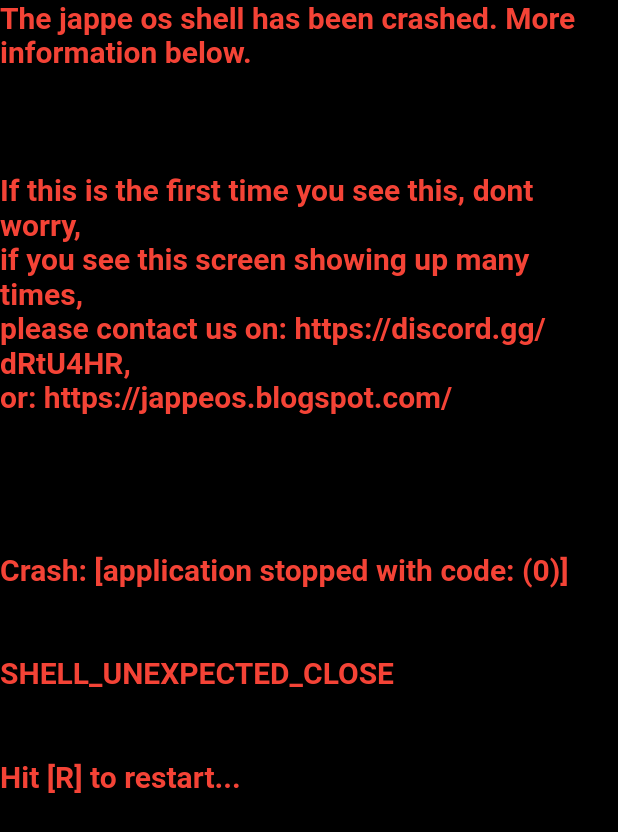
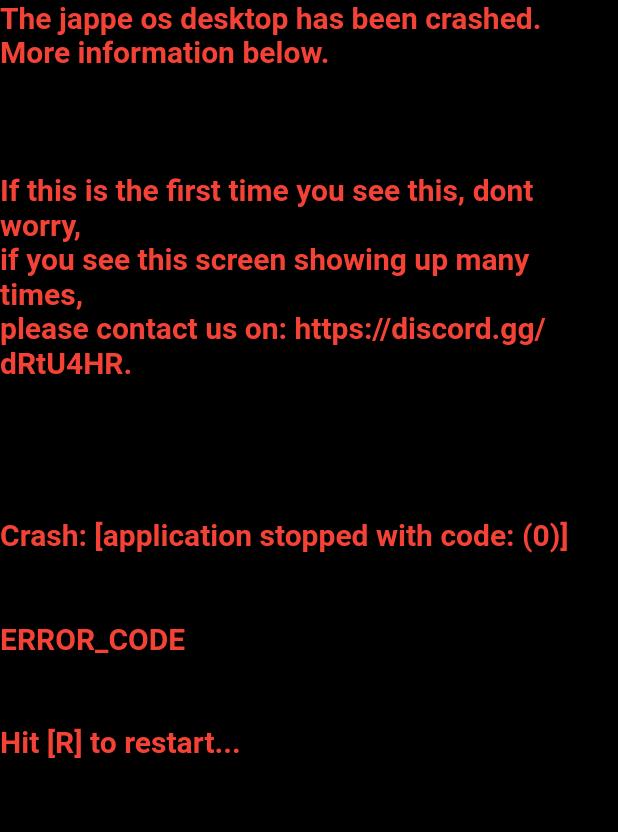
Before and after one commit to Jappe02/jappeOsDesktop, a Flutter app: the MyCrashPage screen opened directly, on a phone screen of 412 x 824 dp. Shown: the top 832 px of the screen. Run offline on Flutter 3.47's test engine with Material 2 defaults, Android fonts, the phone set to English and light mode, and no system bars.

Commit message:
Added note

```diff
--- a/lib/crash.dart
+++ b/lib/crash.dart
@@ -1,3 +1,6 @@
+
+/// [NOTE: This crash window will move to the JappeOS gtk app!]
+
 import 'package:flutter/material.dart';
 
 void main() {
@@ -14,7 +17,7 @@ class Crash extends StatelessWidget {
         primarySwatch: Colors.red,
         visualDensity: VisualDensity.adaptivePlatformDensity,
       ),
-      home: MyCrashPage(title: 'SHELL_CRASH'),
+      home: MyCrashPage(title: 'Jappe os crash: ERROR_CODE'),
     );
   }
 }
@@ -42,7 +45,7 @@ class _MyCrashPageState extends State<MyCrashPage> {
           child: Column(
             children: <Widget>[
               Text(
-                'The jappe os shell has been crashed. More information below.\n\n\n\nIf this is the first time you see this, dont worry,\nif you see this screen showing up many times,\nplease contact us on: https://discord.gg/dRtU4HR,\nor: https://jappeos.blogspot.com/\n\n\n\n\nCrash: [application stopped with code: (0)]\n\n\nSHELL_UNEXPECTED_CLOSE\n\n\nHit [R] to restart...',
+                'The jappe os desktop has been crashed. More information below.\n\n\n\nIf this is the first time you see this, dont worry,\nif you see this screen showing up many times,\nplease contact us on: https://discord.gg/dRtU4HR.\n\n\n\n\nCrash: [application stopped with code: (0)]\n\n\nERROR_CODE\n\n\nHit [R] to restart...',
                 style: TextStyle(
                   fontWeight: FontWeight.bold,
                   color: Colors.red.withOpacity(1),
```
